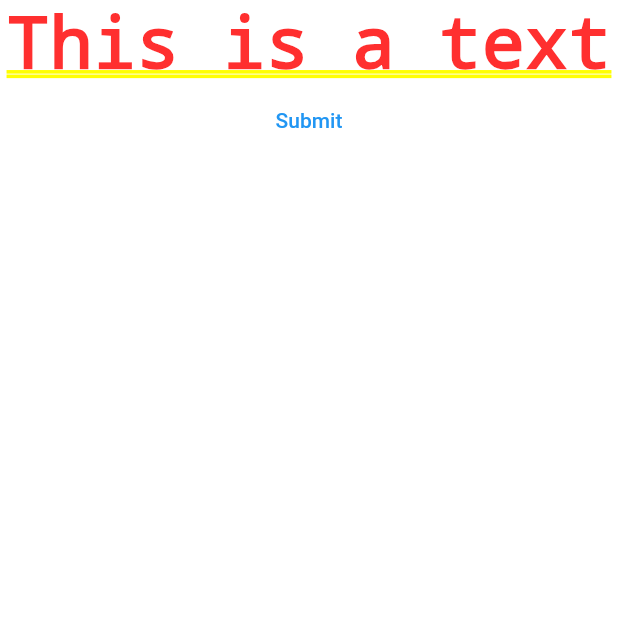
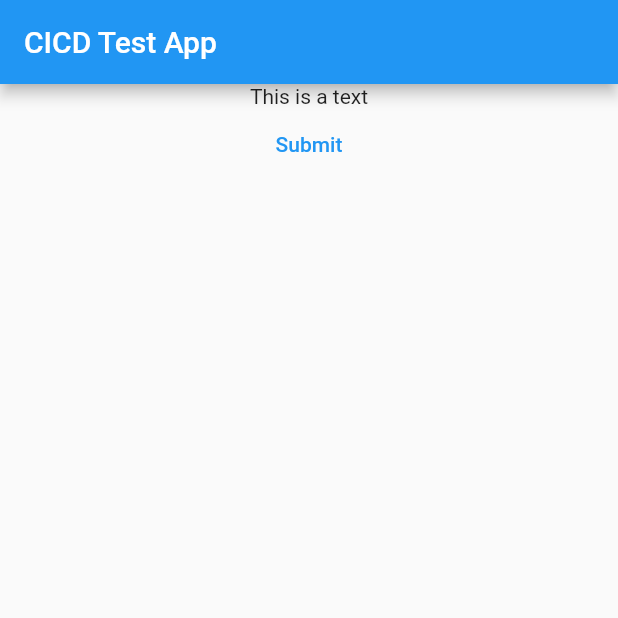
Before and after one commit to habeebrahman021/cicdtestapp, a Flutter app: the screen it shows after launch, on a phone screen of 412 x 824 dp, the top half of it. Run offline on Flutter 3.47's test engine with Material 2 defaults, Android fonts, the phone set to English and light mode, and no system bars.

Commit message:
Homescreen updated.

```diff
--- a/lib/screens/home_screen.dart
+++ b/lib/screens/home_screen.dart
@@ -5,7 +5,11 @@
 
   @override
   Widget build(BuildContext context) {
-    return Center(
+    return Scaffold(
+      appBar: AppBar(
+        title: const Text("CICD Test App"),
+      ),
+      body: Center(
         child: Column(
           children: [
             const Text('This is a text'),
@@ -15,6 +19,7 @@
             ),
           ],
         ),
+      ),
     );
   }
 }
```
Lines whose indentation alone changed are shown as unchanged.
